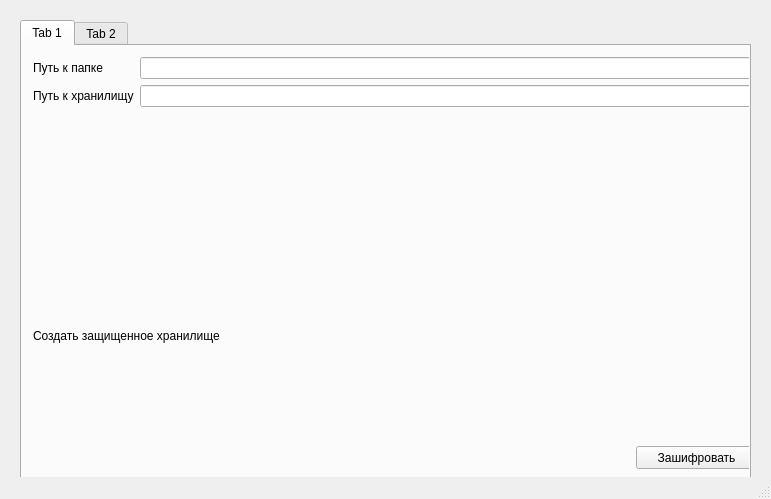
Before: the Qt Designer form securedisk.ui in mi-heorhi/SecureDiskRel, drawn with Qt 5.
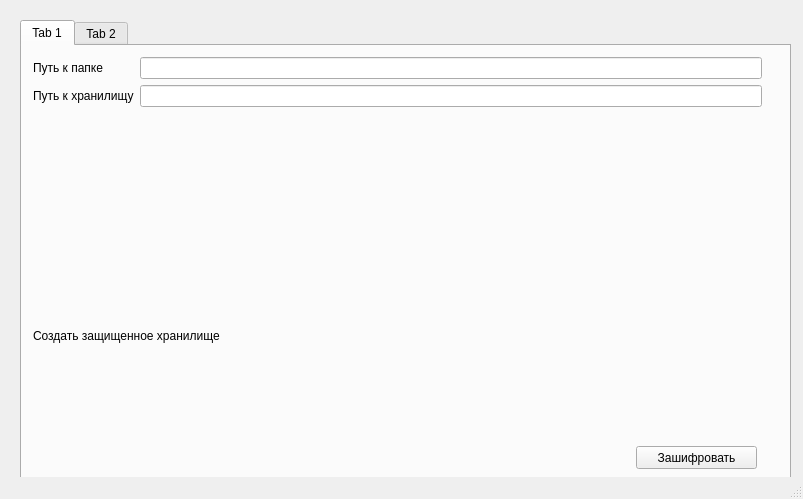
After: the same form once the commit is applied.

Patch:
```diff
--- a/securedisk.ui
+++ b/securedisk.ui
@@ -6,7 +6,7 @@
    <rect>
     <x>0</x>
     <y>0</y>
-    <width>771</width>
+    <width>803</width>
     <height>499</height>
    </rect>
   </property>
@@ -19,7 +19,7 @@
      <rect>
       <x>20</x>
       <y>20</y>
-      <width>731</width>
+      <width>771</width>
       <height>461</height>
      </rect>
     </property>
```
